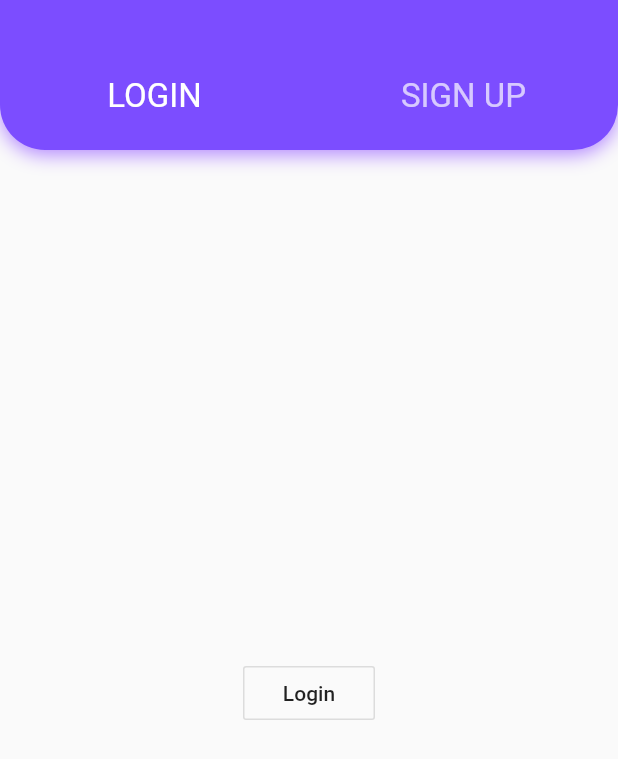
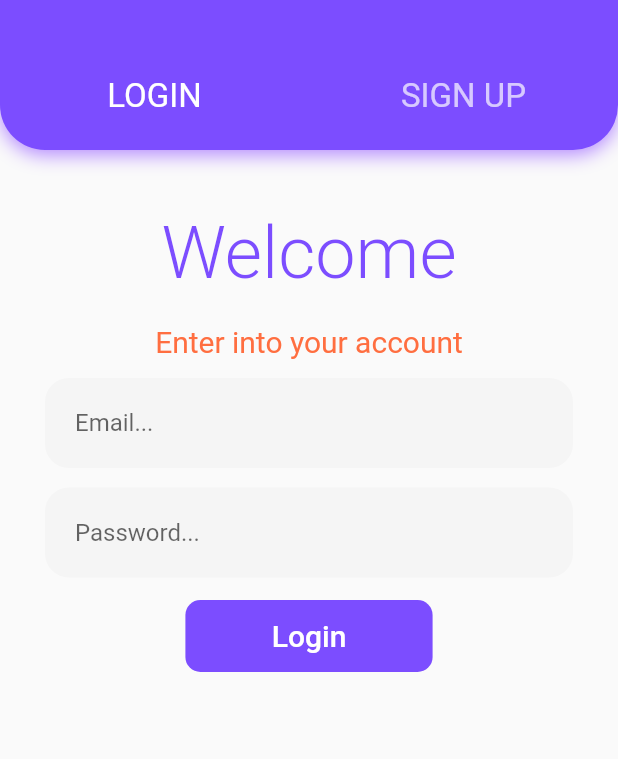
Before and after one commit to kushal05/recruit-a-thon, a Flutter app: the screen it shows after launch, after a tap on "Get Started", on a phone screen of 412 x 824 dp. Shown: the top 759 px of the screen. Run offline on Flutter 3.47's test engine with Material 2 defaults, Android fonts, the phone set to English and light mode, and no system bars; our stand-ins replace animated_text_kit, cloud_firestore, firebase_core, shared_preferences; accounts and stored records are empty.

Commit message:
Login form

```diff
--- a/recruit_a_thon/lib/Auth/login.dart
+++ b/recruit_a_thon/lib/Auth/login.dart
@@ -1,21 +1,139 @@
 import 'package:flutter/material.dart';
+import '../CandidateProfile/candidateProfile.dart';
+import 'package:cloud_firestore/cloud_firestore.dart';
 
-import '../CandidateProfile/candidateProfile.dart';
+class Login extends StatefulWidget {
+  @override
+  _LoginState createState() => _LoginState();
+}
 
-class Login extends StatelessWidget {
+class _LoginState extends State<Login> {
+  List<String> data;
+
+  void getData() async {
+    print("In get data");
+    QuerySnapshot dummy = await FirebaseFirestore.instance
+        .collection('dummy')
+        .get()
+        .then((value) {
+      print("Value is: $value");
+      value.docs.forEach((element) {
+        data.add(element.data()['text']);
+        print("Element: ${element.data()['text']}");
+      });
+      return value;
+    });
+    print("Dummy is now: $dummy");
+  }
+
+  @override
+  void initState() {
+    print("In init state");
+    getData();
+    super.initState();
+  }
+
   @override
   Widget build(BuildContext context) {
+    final loginKey = GlobalKey<FormState>();
     return Container(
       child: Center(
-        child: OutlineButton(
-          child: Text("Login"),
+          child: Column(
+        children: <Widget>[
+          Container(
+            padding: EdgeInsets.only(top: 40),
+          ),
+          Center(
+            child: Container(
+              child: Padding(
+                padding: const EdgeInsets.only(left: 15.0, right: 15.0),
+                child: Text(
+                  "Welcome",
+                  style: TextStyle(
+                      fontSize: 48.0,
+                      fontWeight: FontWeight.w300,
+                      color: Colors.deepPurpleAccent),
+                ),
+              ),
+            ),
+          ),
+          Container(
+            padding: EdgeInsets.all(10),
+          ),
+          Center(
+            child: Container(
+              child: Text(
+                "Enter into your account",
+                style: TextStyle(
+                    fontSize: 20.0,
+                    fontWeight: FontWeight.w400,
+                    color: Colors.deepOrangeAccent),
+              ),
+            ),
+          ),
+          Form(
+            key: loginKey,
+            child: Column(
+              children: <Widget>[
+                inputField(
+                    type: "Email",
+                    hint: "Email...",
+                    pass: false
+                ),
+                inputField(
+                    type: "Password",
+                    hint: "Password...",
+                    pass: true
+                ),
+              ],
+            ),
+          ),
+          Container(
+            margin: EdgeInsets.only(top: 15.0),
+            width: MediaQuery.of(context).size.width / 2.5,
+            decoration: BoxDecoration(
+              borderRadius: BorderRadius.circular(10.0),
+              color: Colors.deepPurpleAccent,
+            ),
+            child: MaterialButton(
               onPressed: () {
                 Navigator.push(
                   context,
                   MaterialPageRoute(builder: (context) => CandidateProfile()),
                 );
               },
-        )
+              child: Text(
+                "Login",
+                style: TextStyle(
+                    fontSize: 20.0,
+                    fontWeight: FontWeight.w500,
+                    color: Colors.white),
+              ),
+            ),
+          ),
+        ],
+      )),
+    );
+  }
+  Widget inputField({String type, String hint, bool pass = false}){
+    return Container(
+      height: 60,
+      margin: EdgeInsets.only(left: 30, right: 30, top: 13),
+      padding: EdgeInsets.only(left: 20),
+      decoration: BoxDecoration(
+        color: Colors.grey[100],
+        borderRadius: BorderRadius.circular(16),
+      ),
+      child: Center(
+        child: TextFormField(
+          obscureText: pass,
+          decoration: InputDecoration(
+            border: InputBorder.none,
+            hintText: hint ?? "",
+          ),
+          validator: (value)=>
+          (value.length==0 || value.isEmpty)? "$type should not be empty" : null,
+        ),
       ),
     );
   }
--- a/recruit_a_thon/lib/main.dart
+++ b/recruit_a_thon/lib/main.dart
@@ -1,15 +1,17 @@
+import 'package:firebase_core/firebase_core.dart';
 import 'package:flutter/material.dart';
 import 'package:recruitathon/splashScreen.dart';
 import 'package:shared_preferences/shared_preferences.dart';
 
 import 'globals.dart';
 
-void main() {
+void main() async{
   WidgetsFlutterBinding.ensureInitialized();
   SharedPreferences.getInstance().then((prefs){
     isUserLoggedIn = prefs.getBool('isUserLoggedIn');
     isUserLoggedIn = (isUserLoggedIn == null) ? false : isUserLoggedIn;
   });
+  await Firebase.initializeApp();
   runApp(MyApp());
 }
 
--- a/recruit_a_thon/pubspec.yaml
+++ b/recruit_a_thon/pubspec.yaml
@@ -25,7 +25,8 @@ dependencies:
     sdk: flutter
   shared_preferences:
   animated_text_kit:
-
+  cloud_firestore:
+  firebase_core:
 
   # The following adds the Cupertino Icons font to your application.
   # Use with the CupertinoIcons class for iOS style icons.
```
Also changed, not shown: recruit_a_thon/pubspec.lock, 1 other file. Lines whose indentation alone changed are shown as unchanged.
